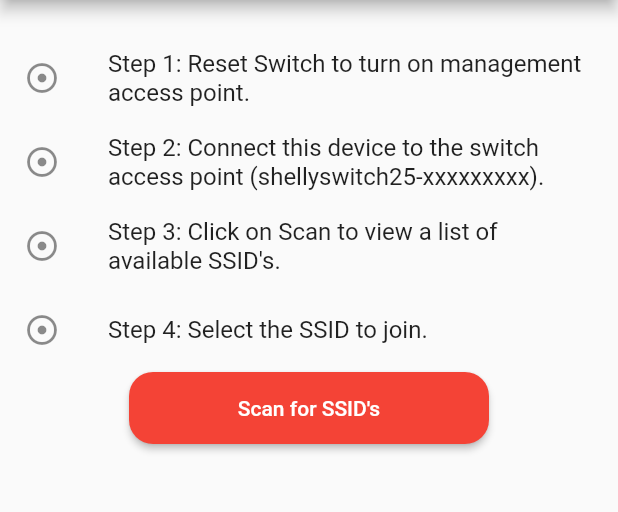
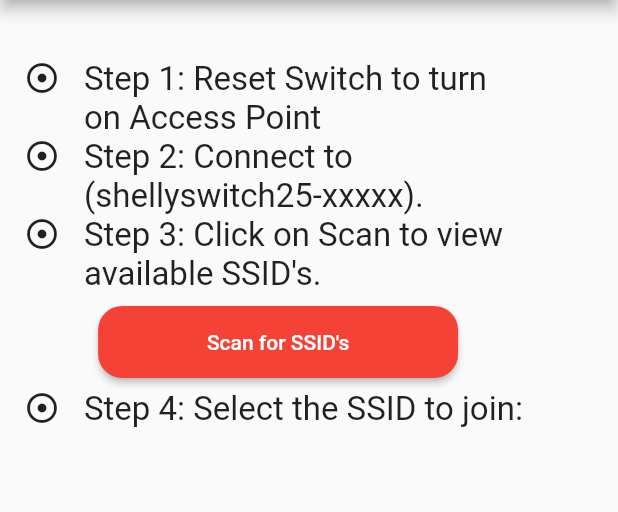
Before and after one commit to mltscoringtech/JMAP_deviceconfig, a Flutter app: the DeviceConfigPage screen opened by its route, on a phone screen of 412 x 824 dp, the part 84-596 px from its top. Run offline on Flutter 3.47's test engine with Material 2 defaults, Android fonts, the phone set to English and light mode, and no system bars; Roboto replaces fonts that are missing (Hind).

Commit message:
Update deviceconfig.dart

```diff
--- a/lib/deviceconfig.dart
+++ b/lib/deviceconfig.dart
@@ -33,28 +33,51 @@ class _DeviceConfigPageState extends State<DeviceConfigPage> with TickerProvider
           title: Text("Configure Switch"),
         ),
         drawer: NavDrawer(),
-        body: Column(
+        body: Container(
+          padding: const EdgeInsets.all(16.0),
+          width: MediaQuery.of(context).size.width * 0.9,
+          child: Column(
             mainAxisAlignment: MainAxisAlignment.start,
             crossAxisAlignment: CrossAxisAlignment.start,
             children: [
               SizedBox(height: 24),
-            new ListTile(
-              leading: Icon(Icons.adjust_sharp),
-              title: Text("Step 1: Reset Switch to turn on management access point."),
+              Row(
+                crossAxisAlignment: CrossAxisAlignment.start,
+                children: [
+                  Icon(Icons.adjust_sharp),
+                  SizedBox(width: 16),
+                  Expanded(child: Text("Step 1: Reset Switch to turn on Access Point")),
+                ],
               ),
-            new ListTile(
-              leading: Icon(Icons.adjust_sharp),
-              title: Text("Step 2: Connect this device to the switch access point (shellyswitch25-xxxxxxxxx)."),
+              Row(
+                crossAxisAlignment: CrossAxisAlignment.start,
+                children: [
+                  Icon(Icons.adjust_sharp),
+                  SizedBox(width: 16),
+                  Expanded(child: Text("Step 2: Connect to (shellyswitch25-xxxxx).")),
+                ],
               ),
-            new ListTile(
-              leading: Icon(Icons.adjust_sharp),
-              title: Text("Step 3: Click on Scan to view a list of available SSID's."),
+              Row(
+                crossAxisAlignment: CrossAxisAlignment.start,
+                children: [
+                  Icon(Icons.adjust_sharp),
+                  SizedBox(width: 16),
+                  Expanded(child: Text("Step 3: Click on Scan to view available SSID's.")),
+                ],
               ),
-            new ListTile(
-              leading: Icon(Icons.adjust_sharp),
-              title: Text("Step 4: Select the SSID to join."),
+              Center(
+                  child: Padding(
+                padding: const EdgeInsets.all(8.0),
+                child: progressButton(),
+              )),
+              Row(
+                crossAxisAlignment: CrossAxisAlignment.start,
+                children: [
+                  Icon(Icons.adjust_sharp),
+                  SizedBox(width: 16),
+                  Expanded(child: Text("Step 4: Select the SSID to join:")),
+                ],
               ),
-            Center(child: progressButton()),
               Flexible(
                 child: Container(
                   child: wifiScanList(),
@@ -62,6 +85,7 @@ class _DeviceConfigPageState extends State<DeviceConfigPage> with TickerProvider
                 ),
               ),
             ],
+          ),
         ));
   }
 
```
Lines whose indentation alone changed are shown as unchanged.
